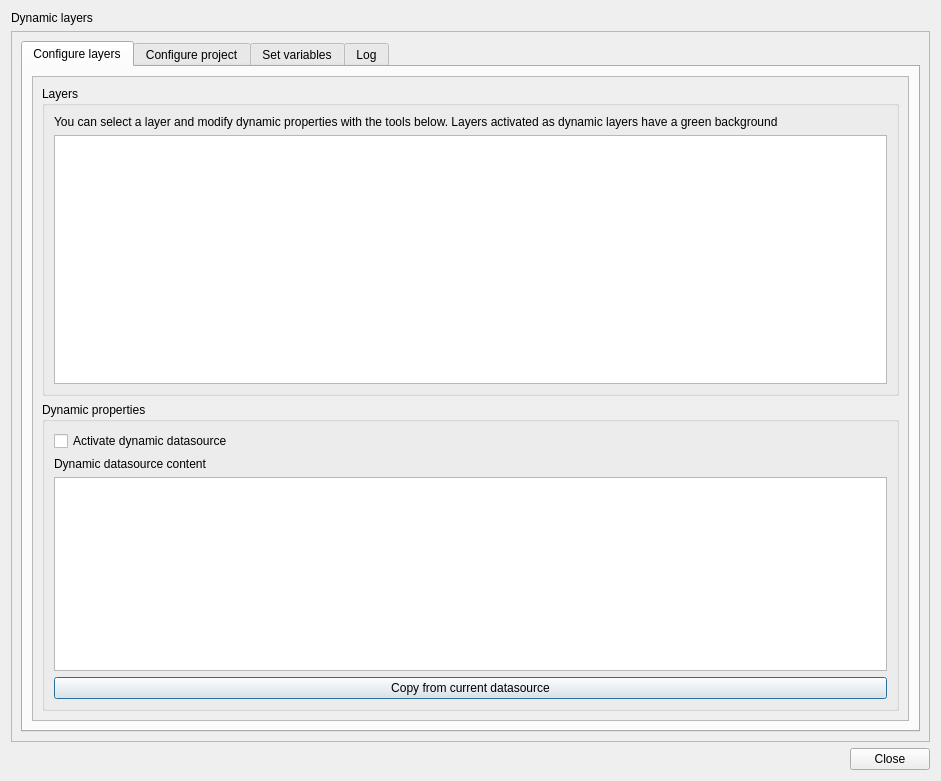
This is dynamic_layers_dialog_base.ui in 3liz/QgisDynamicLayersPlugin as Qt 5 draws it before an edit. The edited form follows.
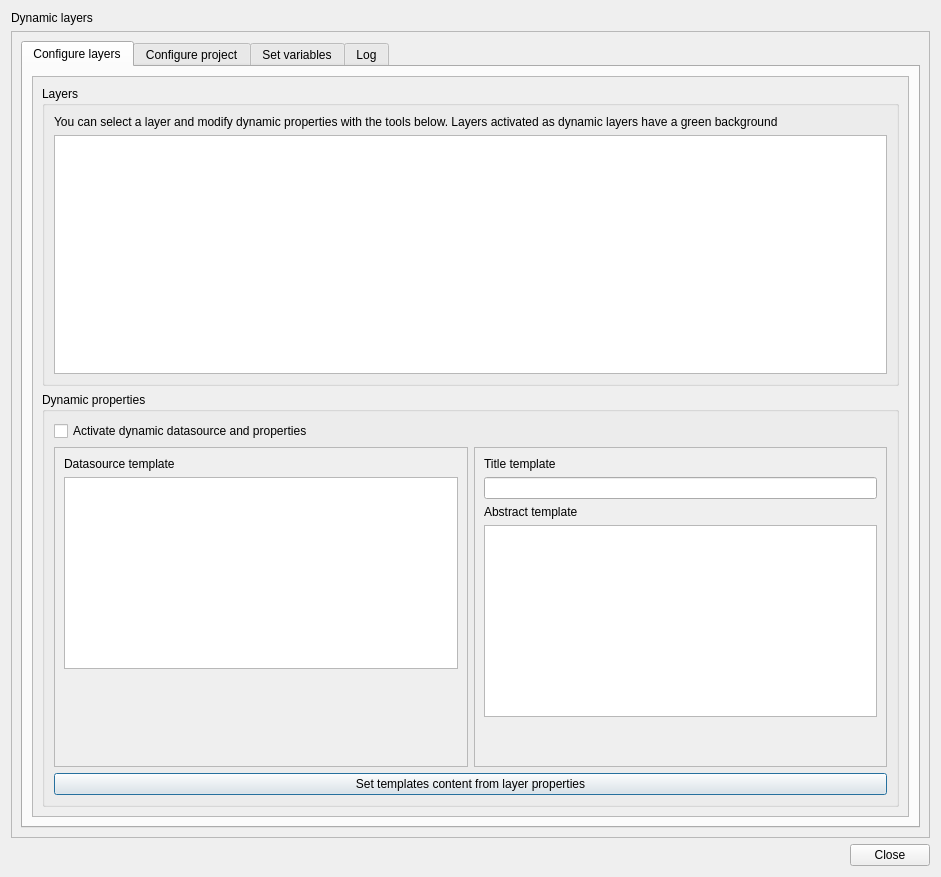
This is the edited form.

Commit message: Layers - Add title and abstract template configuration field

What changed in the file:
```diff
--- a/dynamic_layers_dialog_base.ui
+++ b/dynamic_layers_dialog_base.ui
@@ -7,7 +7,7 @@
     <x>0</x>
     <y>0</y>
     <width>941</width>
-    <height>781</height>
+    <height>877</height>
    </rect>
   </property>
   <property name="windowTitle">
@@ -35,7 +35,7 @@
         <x>0</x>
         <y>0</y>
         <width>921</width>
-        <height>705</height>
+        <height>801</height>
        </rect>
       </property>
       <layout class="QVBoxLayout" name="verticalLayout_2">
@@ -60,7 +60,7 @@
                 <x>0</x>
                 <y>0</y>
                 <width>879</width>
-                <height>634</height>
+                <height>730</height>
                </rect>
               </property>
               <layout class="QVBoxLayout" name="verticalLayout_7">
@@ -114,24 +114,112 @@
                   <item>
                    <widget class="QCheckBox" name="cbDatasourceActive">
                     <property name="text">
-                     <string>Activate dynamic datasource </string>
+                     <string>Activate dynamic datasource and properties</string>
                     </property>
                    </widget>
                   </item>
                   <item>
-                   <widget class="QLabel" name="label">
-                    <property name="text">
-                     <string>Dynamic datasource content</string>
-                    </property>
-                   </widget>
+                   <layout class="QHBoxLayout" name="horizontalLayout_2">
+                    <item>
+                     <widget class="QScrollArea" name="scrollArea_5">
+                      <property name="widgetResizable">
+                       <bool>true</bool>
+                      </property>
+                      <widget class="QWidget" name="scrollAreaWidgetContents_5">
+                       <property name="geometry">
+                        <rect>
+                         <x>0</x>
+                         <y>0</y>
+                         <width>412</width>
+                         <height>335</height>
+                        </rect>
+                       </property>
+                       <layout class="QVBoxLayout" name="verticalLayout_15">
+                        <item>
+                         <widget class="QLabel" name="label">
+                          <property name="text">
+                           <string>Datasource template</string>
+                          </property>
+                         </widget>
+                        </item>
+                        <item>
+                         <widget class="QPlainTextEdit" name="dynamicDatasourceContent"/>
+                        </item>
+                        <item>
+                         <spacer name="verticalSpacer_2">
+                          <property name="orientation">
+                           <enum>Qt::Vertical</enum>
+                          </property>
+                          <property name="sizeHint" stdset="0">
+                           <size>
+                            <width>20</width>
+                            <height>40</height>
+                           </size>
+                          </property>
+                         </spacer>
+                        </item>
+                       </layout>
+                      </widget>
+                     </widget>
+                    </item>
+                    <item>
+                     <widget class="QScrollArea" name="scrollArea_6">
+                      <property name="widgetResizable">
+                       <bool>true</bool>
+                      </property>
+                      <widget class="QWidget" name="scrollAreaWidgetContents_6">
+                       <property name="geometry">
+                        <rect>
+                         <x>0</x>
+                         <y>0</y>
+                         <width>411</width>
+                         <height>335</height>
+                        </rect>
+                       </property>
+                       <layout class="QVBoxLayout" name="verticalLayout_16">
+                        <item>
+                         <widget class="QLabel" name="label_8">
+                          <property name="text">
+                           <string>Title template</string>
+                          </property>
+                         </widget>
+                        </item>
+                        <item>
+                         <widget class="QLineEdit" name="titleTemplate"/>
+                        </item>
+                        <item>
+                         <widget class="QLabel" name="label_9">
+                          <property name="text">
+                           <string>Abstract template</string>
+                          </property>
+                         </widget>
+                        </item>
+                        <item>
+                         <widget class="QPlainTextEdit" name="abstractTemplate"/>
+                        </item>
+                        <item>
+                         <spacer name="verticalSpacer">
+                          <property name="orientation">
+                           <enum>Qt::Vertical</enum>
+                          </property>
+                          <property name="sizeHint" stdset="0">
+                           <size>
+                            <width>20</width>
+                            <height>40</height>
+                           </size>
+                          </property>
+                         </spacer>
+                        </item>
+                       </layout>
+                      </widget>
+                     </widget>
+                    </item>
+                   </layout>
                   </item>
                   <item>
-                   <widget class="QTextEdit" name="dynamicDatasourceContent"/>
-                  </item>
-                  <item>
-                   <widget class="QPushButton" name="btCopyFromDatasource">
+                   <widget class="QPushButton" name="btCopyFromLayer">
                     <property name="text">
-                     <string>Copy from current datasource</string>
+                     <string>Set templates content from layer properties</string>
                     </property>
                    </widget>
                   </item>
```
Left out of the diff: 8 changed lines with no effect on the pictures. The commit also changes 2 other files.
